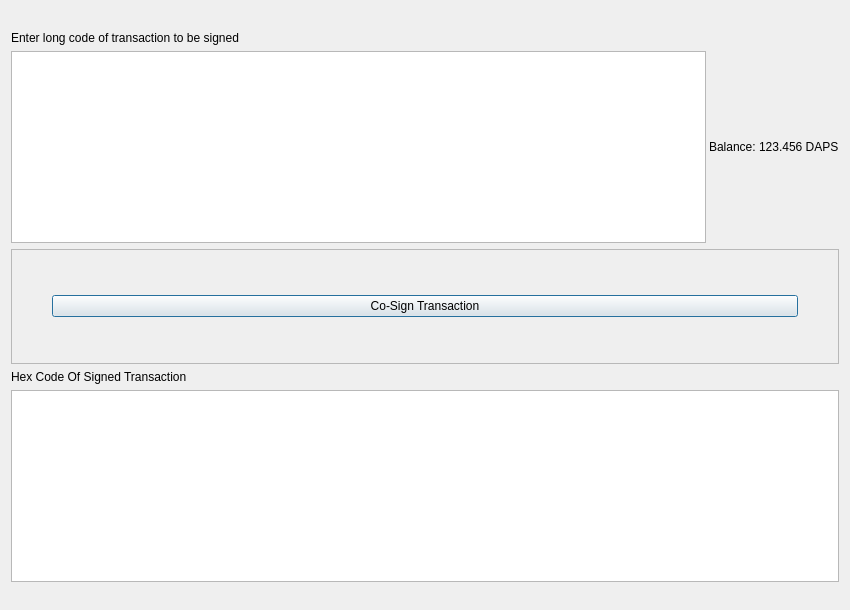
Above: src/qt/forms/cosigntransaction.ui from pedrorv0106/DAPS before the change. Below: the same form after it.
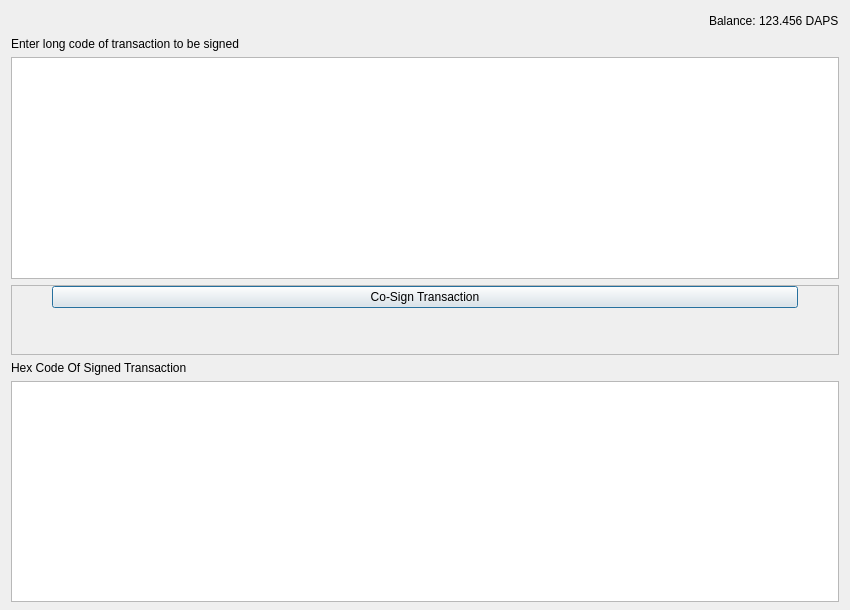
That is the form after the change.

What changed in the file:
```diff
--- a/src/qt/forms/cosigntransaction.ui
+++ b/src/qt/forms/cosigntransaction.ui
@@ -22,30 +22,10 @@
   <property name="sizeGripEnabled">
    <bool>false</bool>
   </property>
-  <layout class="QVBoxLayout" name="verticalLayout" stretch="0,0,0,1,0,0,0">
+  <layout class="QVBoxLayout" name="verticalLayout" stretch="0,0,0,0,0,0">
    <property name="bottomMargin">
     <number>8</number>
    </property>
-   <item>
-    <spacer name="horizontalSpacer">
-     <property name="orientation">
-      <enum>Qt::Horizontal</enum>
-     </property>
-     <property name="sizeHint" stdset="0">
-      <size>
-       <width>40</width>
-       <height>20</height>
-      </size>
-     </property>
-    </spacer>
-   </item>
-   <item>
-    <widget class="QLabel" name="label_3">
-     <property name="text">
-      <string>Enter long code of transaction to be signed</string>
-     </property>
-    </widget>
-   </item>
    <item>
     <layout class="QHBoxLayout" name="horizontalLayout">
      <item>
@@ -54,7 +34,17 @@
         <number>3</number>
        </property>
        <item>
-        <widget class="QTextEdit" name="hexCode"/>
+        <spacer name="horizontalSpacer">
+         <property name="orientation">
+          <enum>Qt::Horizontal</enum>
+         </property>
+         <property name="sizeHint" stdset="0">
+          <size>
+           <width>40</width>
+           <height>20</height>
+          </size>
+         </property>
+        </spacer>
        </item>
        <item>
         <widget class="QLabel" name="label">
@@ -92,20 +82,56 @@
      </item>
     </layout>
    </item>
+   <item>
+    <widget class="QLabel" name="label_3">
+     <property name="text">
+      <string>Enter long code of transaction to be signed</string>
+     </property>
+    </widget>
+   </item>
+   <item>
+    <layout class="QHBoxLayout" name="horizontalLayout">
+     <item>
+      <layout class="QHBoxLayout" name="horizontalLayout_2">
+       <property name="spacing">
+        <number>3</number>
+       </property>
+       <item>
+        <widget class="QTextEdit" name="hexCode"/>
+       </item>
+      </layout>
+     </item>
+    </layout>
+   </item>
    <item>
     <widget class="QScrollArea" name="scrollArea">
+     <property name="sizePolicy">
+      <sizepolicy hsizetype="Expanding" vsizetype="Minimum">
+       <horstretch>0</horstretch>
+       <verstretch>0</verstretch>
+      </sizepolicy>
+     </property>
      <property name="widgetResizable">
       <bool>true</bool>
      </property>
      <widget class="QWidget" name="scrollAreaWidgetContents">
+      <property name="enabled">
+       <bool>true</bool>
+      </property>
       <property name="geometry">
        <rect>
         <x>0</x>
         <y>0</y>
         <width>824</width>
-        <height>72</height>
+        <height>34</height>
        </rect>
       </property>
+      <property name="sizePolicy">
+       <sizepolicy hsizetype="Preferred" vsizetype="Maximum">
+        <horstretch>0</horstretch>
+        <verstretch>0</verstretch>
+       </sizepolicy>
+      </property>
       <layout class="QVBoxLayout" name="verticalLayout_2" stretch="0">
        <property name="leftMargin">
         <number>0</number>
@@ -204,42 +230,6 @@
    <item>
     <widget class="QTextEdit" name="signedHex"/>
    </item>
-   <item>
-    <layout class="QHBoxLayout" name="horizontalLayout_3">
-     <item>
-      <spacer name="horizontalSpacer_2">
-       <property name="orientation">
-        <enum>Qt::Horizontal</enum>
-       </property>
-       <property name="sizeType">
-        <enum>QSizePolicy::Fixed</enum>
-       </property>
-       <property name="sizeHint" stdset="0">
-        <size>
-         <width>40</width>
-         <height>20</height>
-        </size>
-       </property>
-      </spacer>
-     </item>
-     <item>
-      <spacer name="horizontalSpacer_3">
-       <property name="orientation">
-        <enum>Qt::Horizontal</enum>
-       </property>
-       <property name="sizeType">
-        <enum>QSizePolicy::Fixed</enum>
-       </property>
-       <property name="sizeHint" stdset="0">
-        <size>
-         <width>40</width>
-         <height>20</height>
-        </size>
-       </property>
-      </spacer>
-     </item>
-    </layout>
-   </item>
   </layout>
  </widget>
  <resources>
```
